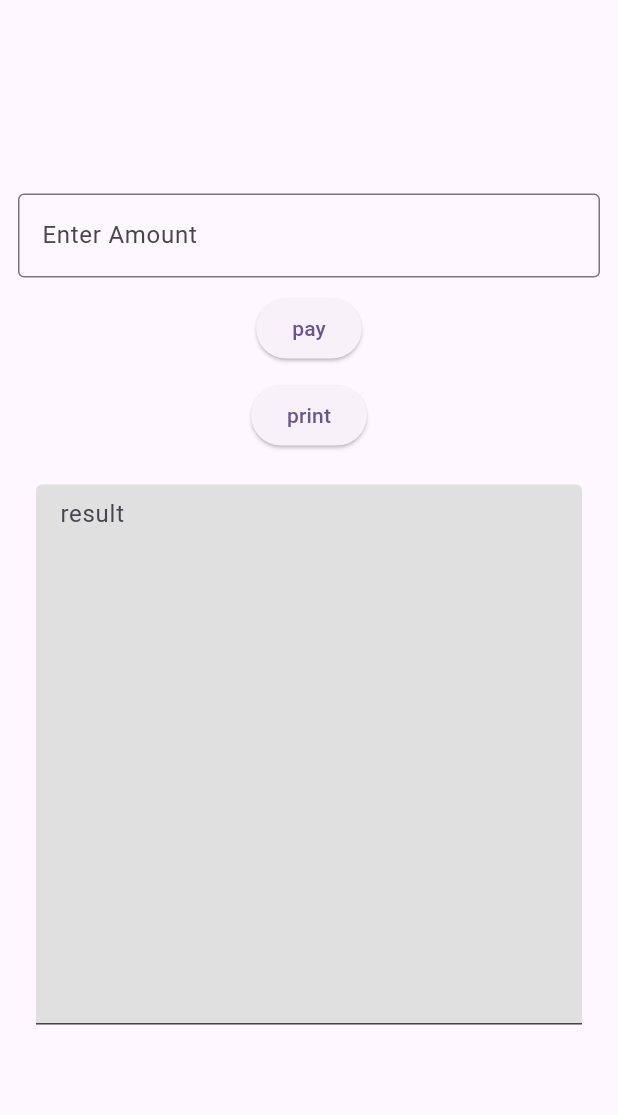
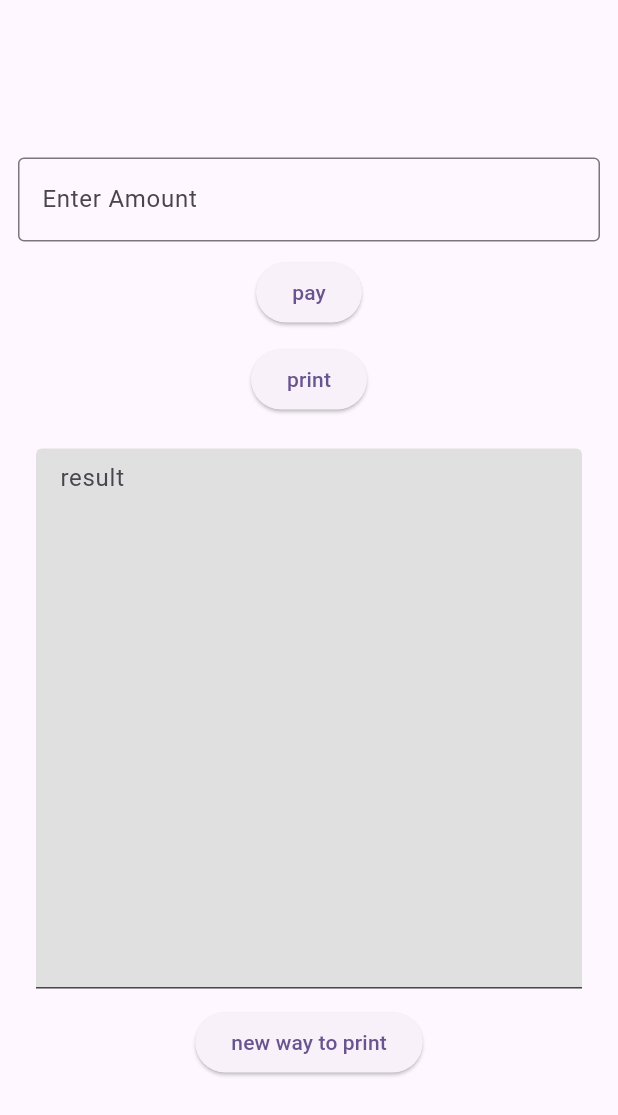
Before and after one commit to mahdi-code007/mada_payment_example_flutter, a Flutter app: the screen it shows after launch, after a tap on "pay", on a phone screen of 412 x 824 dp. Shown: the top 1115 px of the screen. Run offline on Flutter 3.47's test engine with Material 2 defaults, Android fonts, the phone set to English and light mode, and no system bars; our stand-ins replace screenshot; missing offline and left inert: dart:ffi.

Commit message:
add new way to print

```diff
--- a/lib/home.dart
+++ b/lib/home.dart
@@ -1,6 +1,7 @@
 import 'dart:async';
 import 'dart:convert';
 import 'dart:ffi';
+import 'dart:math';
 import 'dart:typed_data';
 
 // import 'package:fixnum/fixnum.dart';
@@ -8,6 +9,7 @@ import 'package:flutter/material.dart';
 
 // import 'package:android_intent/android_intent.dart';
 import 'package:flutter/services.dart';
+import 'package:screenshot/screenshot.dart';
 
 class MyHomePage extends StatefulWidget {
   const MyHomePage({super.key});
@@ -18,6 +20,8 @@ class MyHomePage extends StatefulWidget {
 }
 
 class _MyHomePageState extends State<MyHomePage> {
+  ScreenshotController screenshotController = ScreenshotController();
+
   _MyHomePageState() {
     _MyHomePageState.instance.configureChannel();
   }
@@ -91,6 +95,27 @@ class _MyHomePageState extends State<MyHomePage> {
     }
   }
 
+  var myLongWidget = Builder(builder: (context) {
+    return Container(
+        width: 570,
+        padding: const EdgeInsets.all(10.0),
+        ///
+        /// Note: Do not use Scrolling widget, instead place your children in Column.
+        ///
+        /// Do not use widgets like 'Expanded','Flexible',or 'Spacer'
+        ///
+        child: Column(
+          mainAxisSize: MainAxisSize.min,
+          children: [
+            for (int i = 0; i < 15; i++)
+              Text("Tile Test ---------- $i", overflow: TextOverflow.ellipsis ,
+                style: const TextStyle(fontSize: 40),),
+          ],
+        ));
+  });
+
+  Uint8List? capturedImage; // Variable to hold the captured image
+
   @override
   Widget build(BuildContext context) {
     return SafeArea(
@@ -157,6 +182,41 @@ class _MyHomePageState extends State<MyHomePage> {
                       ),
                     ),
                   ),
+                  ElevatedButton(
+                      onPressed: () async => {
+                            screenshotController
+                                .captureFromLongWidget(
+                              InheritedTheme.captureAll(
+                                context,
+                                Material(
+                                  child: myLongWidget,
+                                ),
+                              ),
+                              delay: const Duration(milliseconds: 100),
+                              context: context,
+                            )
+                                .then((capturedImage2) async {
+                              // Handle captured image
+                              capturedImage = capturedImage2;
+                              setState(() {}); // Update the UI to display the captured image
+
+                              if (capturedImage2 != null) {
+                                _trigerPrint(capturedImage2);
+                                // Use the imageUint8List as needed
+                                print('Image captured: ${capturedImage2.lengthInBytes} bytes');
+                              } else {
+                                print('Failed to capture the widget as an image.');
+                              }
+                            })
+                          },
+                      child: const Text('new way to print')),
+
+                  if (capturedImage != null)
+                    Image.memory(
+                      capturedImage!,
+                      width: 570,
+                      fit: BoxFit.cover,
+                    ),
                 ],
               ),
             ),
--- a/pubspec.yaml
+++ b/pubspec.yaml
@@ -17,6 +17,7 @@ dependencies:
   android_intent_plus: ^4.0.3
   receive_intent: ^0.2.4
   fixnum: ^1.1.0
+  screenshot: ^2.1.0
 
 dev_dependencies:
   flutter_test:
```
Also changed, not shown: pubspec.lock.
